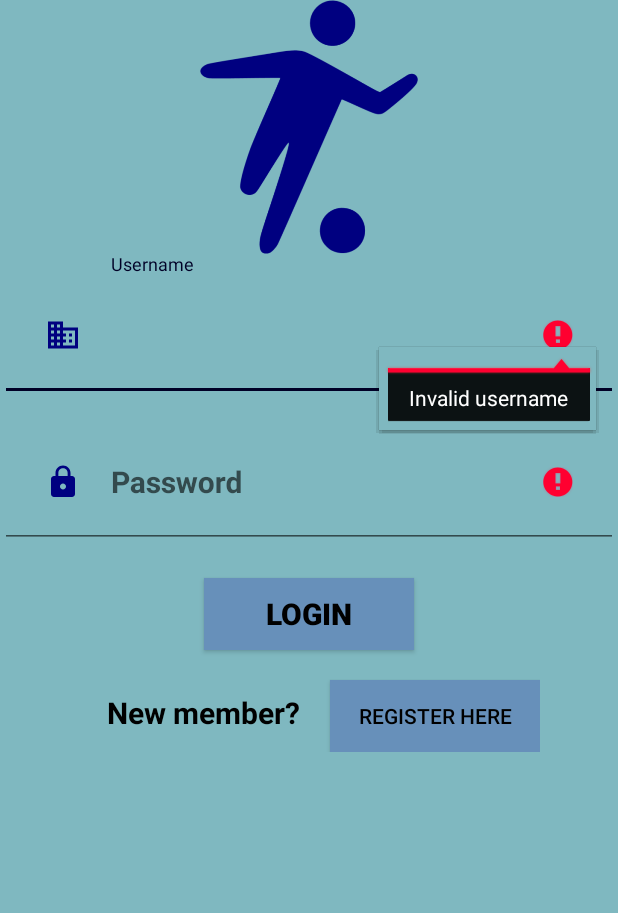
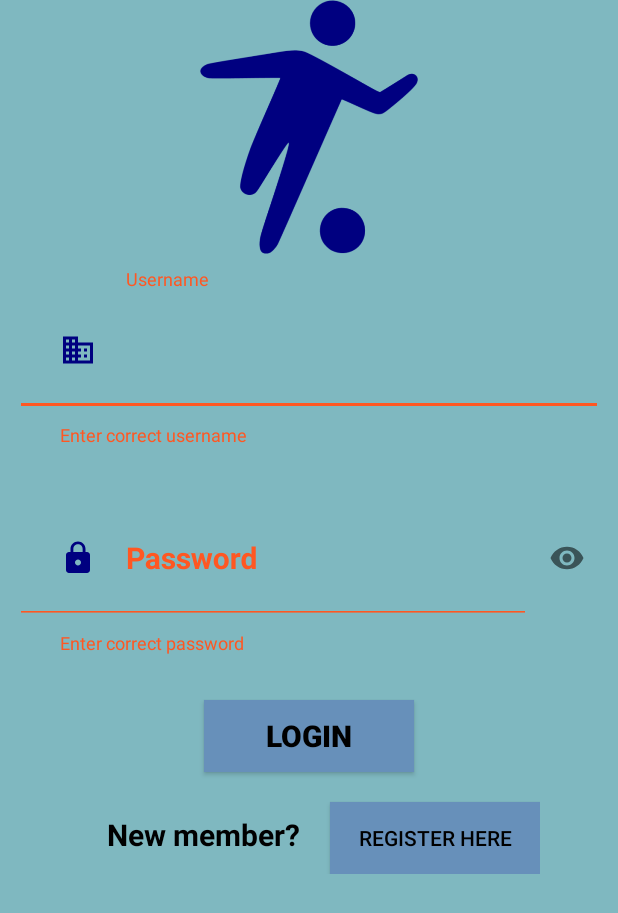
Before and after one commit to gShakya1997/futsalrecordsystem, an Android app: the fragment FutsalLoginFragment shown on its own in the app's theme, after a tap on "LOGIN", on a phone screen of 412 x 824 dp. Shown: the top 913 px of the screen. Run offline under Robolectric (Android 15) with nearby library versions, the phone set to English and light mode, and no system bars; Roboto replaces fonts that are not available here.

Commit message:
login successfully

```diff
--- a/app/src/main/java/com/futsalrecord/futsalinfosystem/api/FutsalAPI.java
+++ b/app/src/main/java/com/futsalrecord/futsalinfosystem/api/FutsalAPI.java
@@ -7,15 +7,23 @@ import com.futsalrecord.futsalinfosystem.serverResponse.RegisterResponse;
 import okhttp3.MultipartBody;
 import retrofit2.Call;
 import retrofit2.http.Body;
+import retrofit2.http.Field;
+import retrofit2.http.FormUrlEncoded;
 import retrofit2.http.Multipart;
 import retrofit2.http.POST;
 import retrofit2.http.Part;
 
 public interface FutsalAPI {
+    //register
     @POST("futsal/register")
     Call<RegisterResponse> registerFutsal(@Body Futsal futsal);
 
     @Multipart
     @POST("upload")
     Call<ImageResponse> uploadFutsalImage(@Part MultipartBody.Part image);
+
+    //login
+    @FormUrlEncoded
+    @POST("futsal/login")
+    Call<RegisterResponse> checkUser(@Field("futsalName") String futsalName, @Field("futsalPassword") String futsalPassword);
 }
--- a/app/src/main/java/com/futsalrecord/futsalinfosystem/bll/LoginBLL.java
+++ b/app/src/main/java/com/futsalrecord/futsalinfosystem/bll/LoginBLL.java
@@ -1,6 +1,8 @@
 package com.futsalrecord.futsalinfosystem.bll;
 
+import com.futsalrecord.futsalinfosystem.api.FutsalAPI;
 import com.futsalrecord.futsalinfosystem.api.UsersAPI;
+import com.futsalrecord.futsalinfosystem.model.Futsal;
 import com.futsalrecord.futsalinfosystem.serverResponse.RegisterResponse;
 import com.futsalrecord.futsalinfosystem.url.Url;
 
@@ -27,4 +29,20 @@ public class LoginBLL {
         }
         return isSuccess;
     }
+
+    public boolean checkFutsal(String futsalName, String futsalPassword) {
+        FutsalAPI futsalAPI = Url.getInstance().create(FutsalAPI.class);
+        Call<RegisterResponse> futsalCall = futsalAPI.checkUser(futsalName, futsalPassword);
+        try {
+            Response<RegisterResponse> loginResponse = futsalCall.execute();
+            if (loginResponse.isSuccessful() && loginResponse.body().getStatus()
+                    .equals("Login successful")) {
+                Url.token += loginResponse.body().getToken();
+                isSuccess = true;
+            }
+        } catch (IOException e){
+            e.printStackTrace();
+        }
+        return isSuccess;
+    }
 }
--- a/app/src/main/java/com/futsalrecord/futsalinfosystem/fragments/FutsalLoginFragment.java
+++ b/app/src/main/java/com/futsalrecord/futsalinfosystem/fragments/FutsalLoginFragment.java
@@ -18,14 +18,17 @@ import android.widget.Toast;
 import com.futsalrecord.futsalinfosystem.R;
 import com.futsalrecord.futsalinfosystem.activities.FutsalDashboard;
 import com.futsalrecord.futsalinfosystem.activities.registration.FutsalRegistration;
+import com.futsalrecord.futsalinfosystem.bll.LoginBLL;
+import com.futsalrecord.futsalinfosystem.strictMode.StrictModeClass;
+import com.google.android.material.textfield.TextInputLayout;
 
 /**
  * A simple {@link Fragment} subclass.
  */
 public class FutsalLoginFragment extends Fragment {
-    private EditText etAdminLoginUsername, etAdminLoginPassword;
-    private Button btnAdminLogin, btnAdminRegister;
-    private String adminUsername, adminPassword;
+    private TextInputLayout futsalLoginUsername, futsalLoginPassword;
+    private Button btnFutsalLogin, btnFutsalRegister;
+    private String futsalname, futsalPassword;
 
 
     public FutsalLoginFragment() {
@@ -38,29 +41,17 @@ public class FutsalLoginFragment extends Fragment {
                              Bundle savedInstanceState) {
         // Inflate the layout for this fragment
         View view = inflater.inflate(R.layout.fragment_futsal_login, container, false);
-        etAdminLoginUsername = view.findViewById(R.id.etAdminLoginUsername);
-        etAdminLoginPassword = view.findViewById(R.id.etAdminLoginPassword);
-        btnAdminLogin = view.findViewById(R.id.btnAdminLogin);
-        btnAdminRegister = view.findViewById(R.id.btnAdminRegister);
-        btnAdminLogin.setOnClickListener(new View.OnClickListener() {
+        futsalLoginUsername = view.findViewById(R.id.futsalLoginUsername);
+        futsalLoginPassword = view.findViewById(R.id.futsalLoginPassword);
+        btnFutsalLogin = view.findViewById(R.id.btnFutsalLogin);
+        btnFutsalRegister = view.findViewById(R.id.btnFutsalRegister);
+        btnFutsalLogin.setOnClickListener(new View.OnClickListener() {
             @Override
             public void onClick(View v) {
-                adminUsername = etAdminLoginUsername.getText().toString().trim();
-                adminPassword = etAdminLoginPassword.getText().toString().trim();
-
-                if (adminUsername.equals("admin") && adminPassword.equals("admin")) {
-                    etAdminLoginUsername.getText().clear();
-                    etAdminLoginPassword.getText().clear();
-                    saveSharedPreferences();
-                    Intent intent = new Intent(getActivity(), FutsalDashboard.class);
-                    startActivity(intent);
-                } else {
-                    etAdminLoginUsername.setError("Invalid username");
-                    etAdminLoginPassword.setError("Invalid password");
-                }
+                login();
             }
         });
-        btnAdminRegister.setOnClickListener(new View.OnClickListener() {
+        btnFutsalRegister.setOnClickListener(new View.OnClickListener() {
             @Override
             public void onClick(View v) {
                 Intent intent = new Intent(getActivity(), FutsalRegistration.class);
@@ -70,11 +61,27 @@ public class FutsalLoginFragment extends Fragment {
         return view;
     }
 
+    private void login() {
+        futsalname = futsalLoginUsername.getEditText().getText().toString().trim();
+        futsalPassword = futsalLoginPassword.getEditText().getText().toString().trim();
+
+        LoginBLL loginBLL = new LoginBLL();
+        StrictModeClass.StrictMode();
+        if (loginBLL.checkFutsal(futsalname, futsalPassword)) {
+            saveSharedPreferences();
+            Intent intent = new Intent(getActivity(), FutsalDashboard.class);
+            startActivity(intent);
+        } else {
+            futsalLoginUsername.setError("Enter correct username");
+            futsalLoginPassword.setError("Enter correct password");
+        }
+    }
+
     private void saveSharedPreferences() {
-        SharedPreferences sharedPreferences = getActivity().getSharedPreferences("User", Context.MODE_PRIVATE);
+        SharedPreferences sharedPreferences = getActivity().getSharedPreferences("Futsal", Context.MODE_PRIVATE);
         SharedPreferences.Editor editor = sharedPreferences.edit();
-        editor.putString("username",adminUsername);
-        editor.putString("password",adminPassword);
+        editor.putString("username", futsalname);
+        editor.putString("password", futsalPassword);
         editor.apply();
         Toast.makeText(getActivity(), "Successful", Toast.LENGTH_LONG).show();
     }
--- a/app/src/main/res/layout/fragment_futsal_login.xml
+++ b/app/src/main/res/layout/fragment_futsal_login.xml
@@ -1,5 +1,6 @@
 <?xml version="1.0" encoding="utf-8"?>
 <ScrollView xmlns:android="http://schemas.android.com/apk/res/android"
+    xmlns:app="http://schemas.android.com/apk/res-auto"
     android:layout_width="match_parent"
     android:layout_height="match_parent"
     android:fillViewport="true">
@@ -17,11 +18,14 @@
             android:src="@drawable/footballicon" />
 
         <com.google.android.material.textfield.TextInputLayout
+            android:id="@+id/futsalLoginUsername"
             android:layout_width="match_parent"
-            android:layout_height="wrap_content">
+            android:layout_height="wrap_content"
+            android:layout_margin="10dp"
+            app:errorEnabled="true">
 
-            <EditText
-                android:id="@+id/etAdminLoginUsername"
+            <com.google.android.material.textfield.TextInputEditText
+                android:id="@+id/etFutsalLoginUsername"
                 android:layout_width="match_parent"
                 android:layout_height="wrap_content"
                 android:layout_marginTop="20dp"
@@ -34,14 +38,19 @@
         </com.google.android.material.textfield.TextInputLayout>
 
         <com.google.android.material.textfield.TextInputLayout
+            android:id="@+id/futsalLoginPassword"
             android:layout_width="match_parent"
-            android:layout_height="wrap_content">
+            android:layout_height="wrap_content"
+            android:layout_margin="10dp"
+            app:errorEnabled="true"
+            app:passwordToggleEnabled="true">
 
             <EditText
-                android:id="@+id/etAdminLoginPassword"
+                android:id="@+id/etFutsalLoginPassword"
                 android:layout_width="match_parent"
                 android:layout_height="wrap_content"
                 android:layout_marginTop="20dp"
+                android:drawableStart="@drawable/ic_lock_black_24dp"
                 android:drawableLeft="@drawable/ic_lock_black_24dp"
                 android:drawablePadding="20dp"
                 android:hint="@string/password"
@@ -52,7 +61,7 @@
         </com.google.android.material.textfield.TextInputLayout>
 
         <Button
-            android:id="@+id/btnAdminLogin"
+            android:id="@+id/btnFutsalLogin"
             android:layout_width="140dp"
             android:layout_height="wrap_content"
             android:layout_gravity="center"
@@ -78,7 +87,7 @@
                 android:textStyle="bold" />
 
             <Button
-                android:id="@+id/btnAdminRegister"
+                android:id="@+id/btnFutsalRegister"
                 android:layout_width="140dp"
                 android:layout_height="wrap_content"
                 android:layout_marginLeft="20dp"
```
